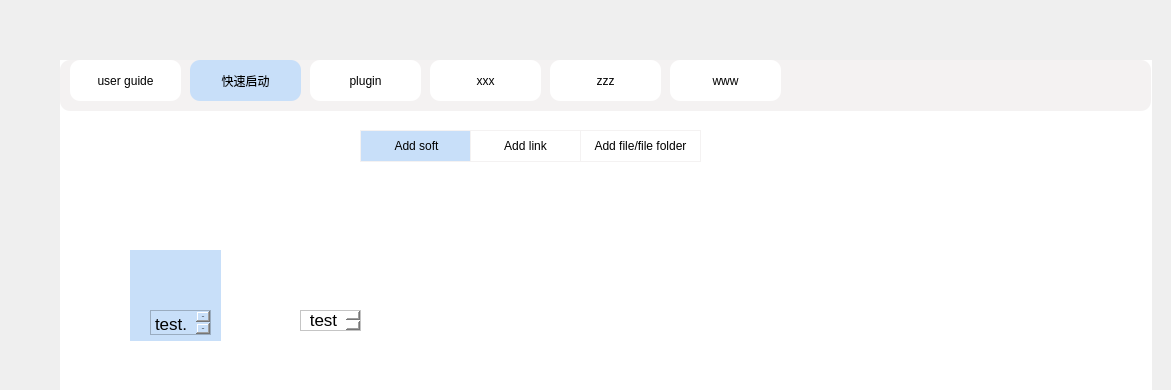
The window that ui.ui (menggeNiu/shortcutBox) describes before a commit, drawn with Qt 5; both pictures show x 0 to 1171 and y 0 to 390 of the 1268 by 751 pixel window.
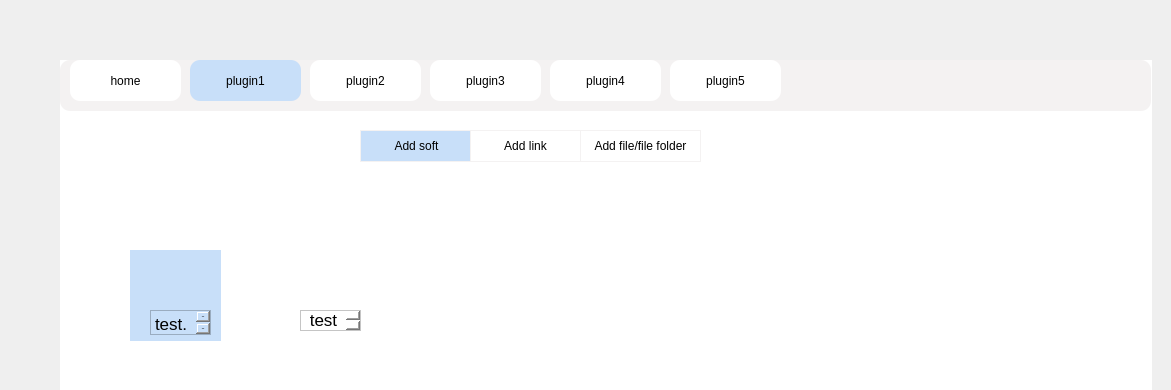
The same window after the commit. Icons and pictures are not drawn.

Commit message: [A plugins&login]

What changed in the file:
```diff
--- a/ui.ui
+++ b/ui.ui
@@ -79,7 +79,7 @@
         <string notr="true">background:#fff;</string>
        </property>
        <property name="text">
-        <string>user guide</string>
+        <string>home</string>
        </property>
       </widget>
       <widget class="QPushButton" name="pushButton_3">
@@ -95,7 +95,7 @@
         <string notr="true">background: #C8DFF9;</string>
        </property>
        <property name="text">
-        <string>快速启动</string>
+        <string>plugin1</string>
        </property>
       </widget>
       <widget class="QPushButton" name="pushButton_4">
@@ -111,7 +111,7 @@
         <string notr="true">background:#fff;</string>
        </property>
        <property name="text">
-        <string>plugin</string>
+        <string>plugin2</string>
        </property>
       </widget>
       <widget class="QPushButton" name="pushButton_5">
@@ -127,7 +127,7 @@
         <string notr="true">background:#fff;</string>
        </property>
        <property name="text">
-        <string>xxx</string>
+        <string>plugin3</string>
        </property>
       </widget>
       <widget class="QPushButton" name="pushButton_6">
@@ -143,7 +143,7 @@
         <string notr="true">background:#fff;</string>
        </property>
        <property name="text">
-        <string>zzz</string>
+        <string>plugin4</string>
        </property>
       </widget>
       <widget class="QPushButton" name="pushButton_7">
@@ -159,7 +159,43 @@
         <string notr="true">background:#fff;</string>
        </property>
        <property name="text">
-        <string>www</string>
+        <string>plugin5</string>
+       </property>
+      </widget>
+      <widget class="QWidget" name="widget_6" native="true">
+       <property name="geometry">
+        <rect>
+         <x>989</x>
+         <y>49</y>
+         <width>21</width>
+         <height>21</height>
+        </rect>
+       </property>
+      </widget>
+      <widget class="QWidget" name="widget_7" native="true">
+       <property name="geometry">
+        <rect>
+         <x>980</x>
+         <y>0</y>
+         <width>41</width>
+         <height>41</height>
+        </rect>
+       </property>
+       <property name="styleSheet">
+        <string notr="true">background-image: url(:/home/image/plugins.png);</string>
+       </property>
+      </widget>
+      <widget class="QWidget" name="widget_10" native="true">
+       <property name="geometry">
+        <rect>
+         <x>1030</x>
+         <y>0</y>
+         <width>41</width>
+         <height>41</height>
+        </rect>
+       </property>
+       <property name="styleSheet">
+        <string notr="true">background-image: url(:/home/image/favorite.png);</string>
        </property>
       </widget>
      </widget>
@@ -285,16 +321,6 @@
        </property>
       </widget>
      </widget>
-     <widget class="QWidget" name="widget_7" native="true">
-      <property name="geometry">
-       <rect>
-        <x>570</x>
-        <y>190</y>
-        <width>120</width>
-        <height>80</height>
-       </rect>
-      </property>
-     </widget>
      <widget class="QTextEdit" name="textEdit_2">
       <property name="geometry">
        <rect>
```
The commit also changes 16 other files.
